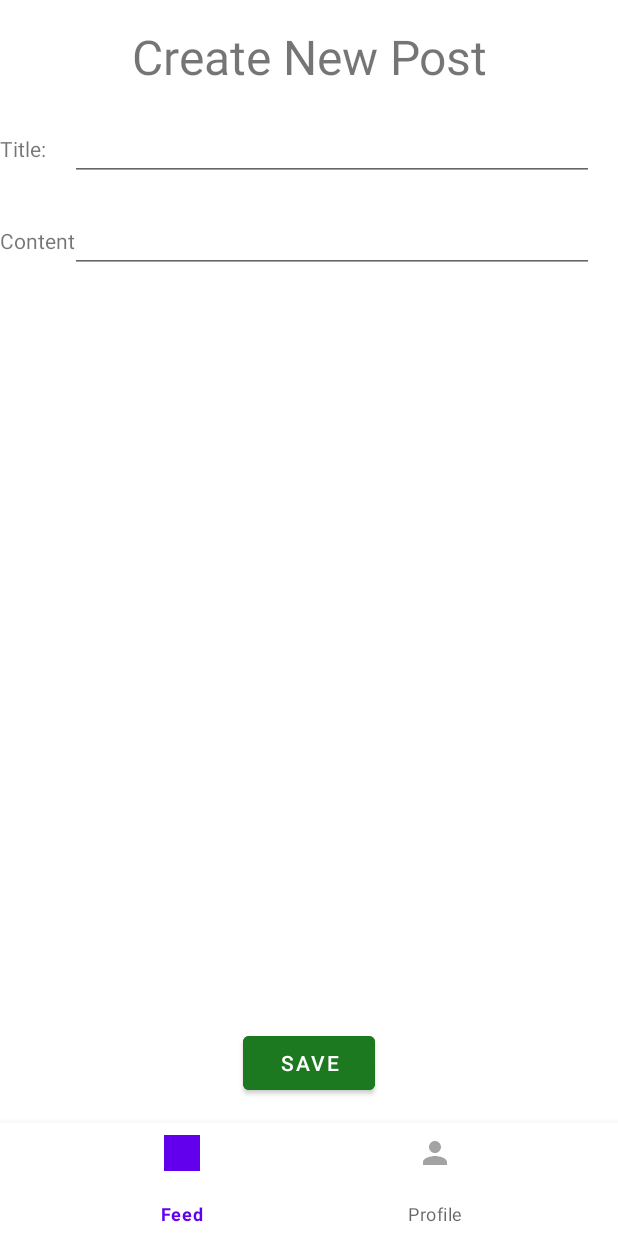
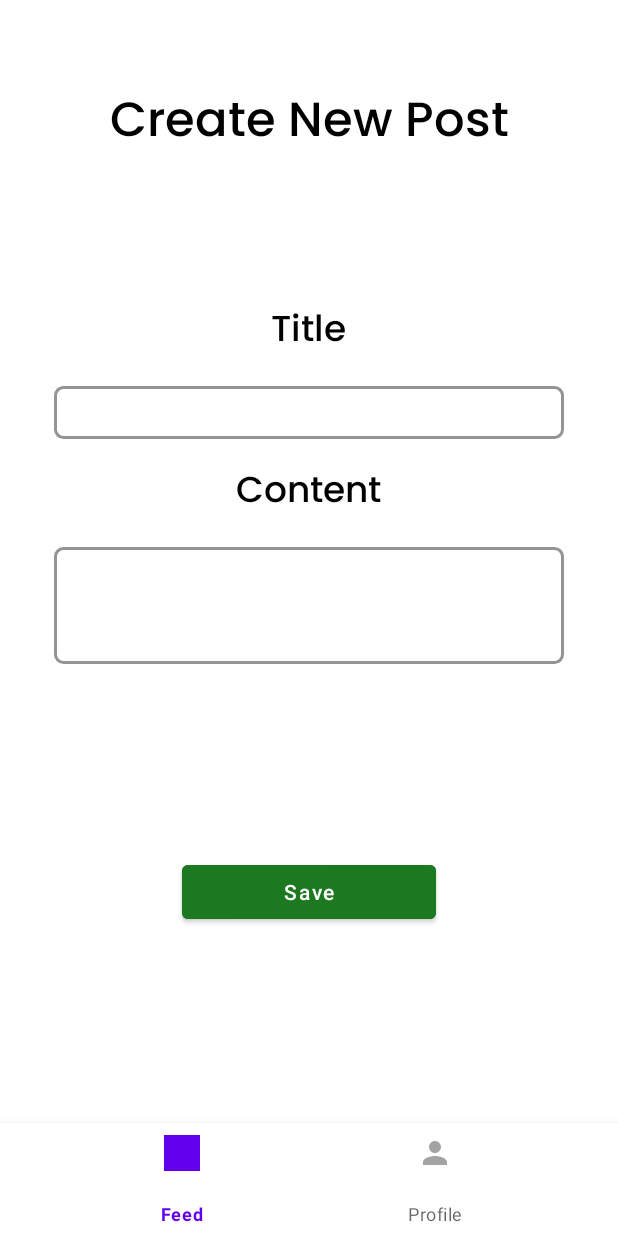
Before and after one commit to dudisamarel/social-app, an Android app: the AddPostFragment screen opened through its navigation route, on a phone screen of 412 x 824 dp. Run offline under Robolectric (Android 15) with nearby library versions, the phone set to English and light mode, and no system bars; our stand-ins replace Firebase (no records; nobody signed in at launch, a user with empty details on screens opened directly), Room's generated code.

Commit message:
styled add post

```diff
--- a/app/build.gradle
+++ b/app/build.gradle
@@ -32,6 +32,7 @@ android {
 }
 
 dependencies {
+    implementation 'com.google.android.material:material:1.6.1'
     implementation 'com.squareup.picasso:picasso:2.8'
     implementation 'com.google.firebase:firebase-storage'
     implementation 'com.google.firebase:firebase-auth'
--- /dev/null
+++ b/app/src/main/res/drawable/stroke.xml
@@ -0,0 +1,15 @@
+<?xml version="1.0" encoding="utf-8"?>
+<selector xmlns:android="http://schemas.android.com/apk/res/android"
+    android:layout_height="wrap_content"
+    android:layout_width="wrap_content">
+    <item>
+        <shape android:shape="rectangle">
+            <solid android:color="#ffffff"/>
+            <corners android:radius="5dp" />
+            <stroke
+                android:width="2dp"
+                android:color="#949494"
+                />
+        </shape>
+    </item>
+</selector>
--- /dev/null
+++ b/app/src/main/res/font/fonts.xml
@@ -0,0 +1,4 @@
+<?xml version="1.0" encoding="UTF-8"?>
+<font-family xmlns:android="http://schemas.android.com/apk/res/android">
+    <font android:font="@font/poppins" />
+</font-family>
--- a/app/src/main/res/layout/activity_login.xml
+++ b/app/src/main/res/layout/activity_login.xml
@@ -14,6 +14,7 @@
         android:layout_height="wrap_content"
         android:gravity="center"
         android:text="@string/login_header"
+        android:fontFamily="@font/poppins"
         android:textColor="@color/black"
         android:textSize="30sp"
         android:textStyle="bold" />
@@ -76,6 +77,7 @@
         android:layout_marginTop="40dp"
         android:backgroundTint="#3F51B5"
         android:paddingVertical="15dp"
+        android:fontFamily="@font/poppins"
         android:text="@string/login_button"
         android:textAllCaps="false" />
 
@@ -87,12 +89,14 @@
         android:orientation="horizontal">
 
         <TextView
+            android:fontFamily="@font/poppins"
             android:layout_width="wrap_content"
             android:layout_height="wrap_content"
             android:paddingEnd="5dp"
             android:text="@string/don_t_have_account_sign_up" />
 
         <TextView
+            android:fontFamily="@font/poppins"
             android:id="@+id/signupTV"
             android:layout_width="wrap_content"
             android:layout_height="wrap_content"
--- a/app/src/main/res/layout/activity_register.xml
+++ b/app/src/main/res/layout/activity_register.xml
@@ -14,6 +14,7 @@
         android:layout_height="wrap_content"
         android:gravity="center"
         android:text="@string/sign_up_header"
+        android:fontFamily="@font/poppins"
         android:textColor="@color/black"
         android:textSize="30sp"
         android:textStyle="bold" />
@@ -42,13 +43,13 @@
             app:strokeColor="@color/black"
             android:id="@+id/profileIV"
             android:layout_gravity="center"
-            app:strokeWidth="1dp"
      >
 
         </com.google.android.material.imageview.ShapeableImageView>
 
 
         <Button
+            android:fontFamily="@font/poppins"
             android:id="@+id/selectImageBtn"
             android:layout_width="wrap_content"
             android:layout_height="wrap_content"
@@ -114,6 +115,7 @@
         app:boxBackgroundColor="@color/input_bg"
         app:boxStrokeColor="@color/black"
         app:endIconMode="password_toggle"
+
         app:hintTextColor="@color/black">
 
         <com.google.android.material.textfield.TextInputEditText
@@ -132,6 +134,7 @@
         android:backgroundTint="#3F51B5"
         android:paddingVertical="15dp"
         android:text="@string/sign_up"
+        android:fontFamily="@font/poppins"
         android:textAllCaps="false" />
 
     <LinearLayout
@@ -144,6 +147,7 @@
         <TextView
             android:layout_width="wrap_content"
             android:layout_height="wrap_content"
+            android:fontFamily="@font/poppins"
             android:paddingEnd="5dp"
             android:text="@string/already_have_account" />
 
@@ -152,6 +156,7 @@
             android:layout_width="wrap_content"
             android:layout_height="wrap_content"
             android:gravity="center"
+            android:fontFamily="@font/poppins"
             android:text="@string/sign_in"
             android:textColor="#3F51B5" />
     </LinearLayout>
--- a/app/src/main/res/layout/fragment_add_post.xml
+++ b/app/src/main/res/layout/fragment_add_post.xml
@@ -1,78 +1,137 @@
 <?xml version="1.0" encoding="utf-8"?>
-<androidx.constraintlayout.widget.ConstraintLayout xmlns:android="http://schemas.android.com/apk/res/android"
+<LinearLayout xmlns:android="http://schemas.android.com/apk/res/android"
     xmlns:app="http://schemas.android.com/apk/res-auto"
     xmlns:tools="http://schemas.android.com/tools"
     android:layout_width="match_parent"
     android:layout_height="match_parent"
+    android:layout_marginTop="40dp"
+    android:orientation="vertical"
     tools:context=".fragments.newPostFragment.AddPostFragment">
 
-    <!-- TODO: Update blank fragment layout -->
     <TextView
         android:id="@+id/addPostTitle"
         android:layout_width="match_parent"
         android:layout_height="wrap_content"
         android:layout_margin="16dp"
+        android:fontFamily="@font/poppins"
         android:text="@string/create_new_post"
         android:textAlignment="center"
+        android:textColor="@color/black"
         android:textSize="32sp"
         app:layout_constraintTop_toTopOf="parent" />
+
+    <LinearLayout
+        android:layout_width="match_parent"
+        android:layout_height="match_parent"
+        android:gravity="center"
+        android:orientation="vertical"
+        android:weightSum="10">
+        <!-- TODO: Update blank fragment layout -->
+
+
+        <LinearLayout
+            android:layout_width="match_parent"
+            android:layout_height="wrap_content"
+            android:layout_marginHorizontal="20dp"
+            android:orientation="vertical">
 
             <TextView
                 android:id="@+id/postTitleLabel"
                 android:layout_width="wrap_content"
                 android:layout_height="wrap_content"
+                android:layout_gravity="center"
+                android:fontFamily="@font/poppins"
                 android:text="@string/title"
+                android:textColor="@color/black"
+                android:textSize="24sp"
                 app:layout_constraintBaseline_toBaselineOf="@id/postTitle"
                 app:layout_constraintStart_toStartOf="parent" />
 
             <EditText
                 android:id="@+id/postTitle"
-        android:layout_width="0dp"
+                android:layout_width="match_parent"
                 android:layout_height="wrap_content"
                 android:layout_margin="16dp"
+                android:background="@drawable/stroke"
+                android:maxLines="1"
+                android:padding="5dp"
                 app:layout_constraintEnd_toEndOf="parent"
                 app:layout_constraintStart_toEndOf="@id/postTitleLabel"
                 app:layout_constraintTop_toBottomOf="@id/addPostTitle" />
+        </LinearLayout>
 
+        <LinearLayout
+            android:layout_width="match_parent"
+            android:layout_height="wrap_content"
+            android:layout_marginHorizontal="20dp"
+            android:layout_weight="3"
+            android:orientation="vertical">
 
             <TextView
                 android:id="@+id/postContentLabel"
                 android:layout_width="wrap_content"
                 android:layout_height="wrap_content"
+                android:layout_gravity="center"
+                android:fontFamily="@font/poppins"
                 android:text="@string/content"
+                android:textColor="@color/black"
+                android:textSize="24sp"
                 app:layout_constraintBaseline_toBaselineOf="@id/postContent"
                 app:layout_constraintStart_toStartOf="parent" />
 
             <EditText
                 android:id="@+id/postContent"
-        android:layout_width="0dp"
+                android:layout_width="match_parent"
                 android:layout_height="wrap_content"
                 android:layout_margin="16dp"
+                android:background="@drawable/stroke"
+                android:maxLines="2"
+                android:minLines="3"
+                android:padding="5dp" />
+        </LinearLayout>
+
+        <LinearLayout
+            android:layout_width="match_parent"
+            android:layout_height="wrap_content"
+            android:layout_gravity="center"
+            android:layout_marginHorizontal="40dp"
+            android:layout_weight="2"
+            android:gravity="center"
+            android:orientation="horizontal"
+            android:weightSum="3">
+
+
+            <Button
+                android:id="@+id/delete_button"
+                android:layout_width="wrap_content"
+                android:layout_height="wrap_content"
+                android:layout_marginBottom="16dp"
+                android:layout_weight="1"
+                android:backgroundTint="@color/dialog_red"
+                android:text="@string/delete"
+                android:textAllCaps="false"
+                android:layout_marginEnd="40dp"
+                app:layout_constraintBottom_toBottomOf="parent"
                 app:layout_constraintEnd_toEndOf="parent"
-        app:layout_constraintStart_toEndOf="@id/postTitleLabel"
-        app:layout_constraintTop_toBottomOf="@id/postTitle" />
+                app:layout_constraintStart_toEndOf="@id/save_button" />
 
 
             <Button
                 android:id="@+id/save_button"
                 android:layout_width="wrap_content"
                 android:layout_height="wrap_content"
+                android:layout_gravity="center"
                 android:layout_marginBottom="16dp"
+                android:layout_weight="1"
                 android:backgroundTint="@color/dialog_green"
+                android:gravity="center"
                 android:text="@string/save"
+                android:textAllCaps="false"
                 app:layout_constraintBottom_toBottomOf="parent"
                 app:layout_constraintEnd_toStartOf="@id/delete_button"
                 app:layout_constraintStart_toStartOf="parent" />
 
-    <Button
-        android:id="@+id/delete_button"
-        android:layout_width="wrap_content"
-        android:layout_height="wrap_content"
-        android:layout_marginBottom="16dp"
-        android:backgroundTint="@color/dialog_red"
-        android:text="@string/delete"
-        app:layout_constraintBottom_toBottomOf="parent"
-        app:layout_constraintEnd_toEndOf="parent"
-        app:layout_constraintStart_toEndOf="@id/save_button" />
+        </LinearLayout>
+    </LinearLayout>
 
-</androidx.constraintlayout.widget.ConstraintLayout>
+</LinearLayout>
--- a/app/src/main/res/values/strings.xml
+++ b/app/src/main/res/values/strings.xml
@@ -8,10 +8,10 @@
     <string name="previous">Previous</string>
 
     <string name="create_new_post">Create New Post</string>
-    <string name="title">Title:</string>
+    <string name="title">Title</string>
     <string name="content">Content</string>
-    <string name="save">SAVE</string>
-    <string name="delete">DELETE</string>
+    <string name="save">Save</string>
+    <string name="delete">Cancel</string>
     <string name="hello_first_fragment">Hello first fragment</string>
     <string name="hello_second_fragment">Hello second fragment. Arg: %1$s</string>
     <string name="login_header">Sign In</string>
```
Also changed, not shown: app/src/main/res/font/poppins.ttf (added). Lines whose indentation alone changed are shown as unchanged.
